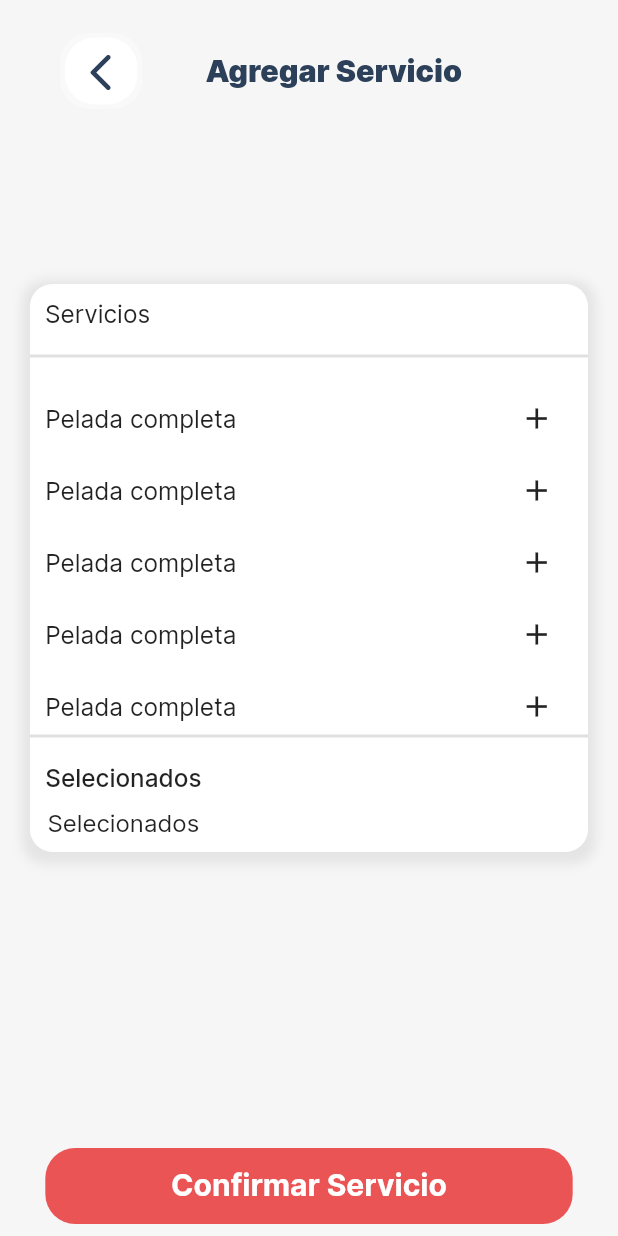
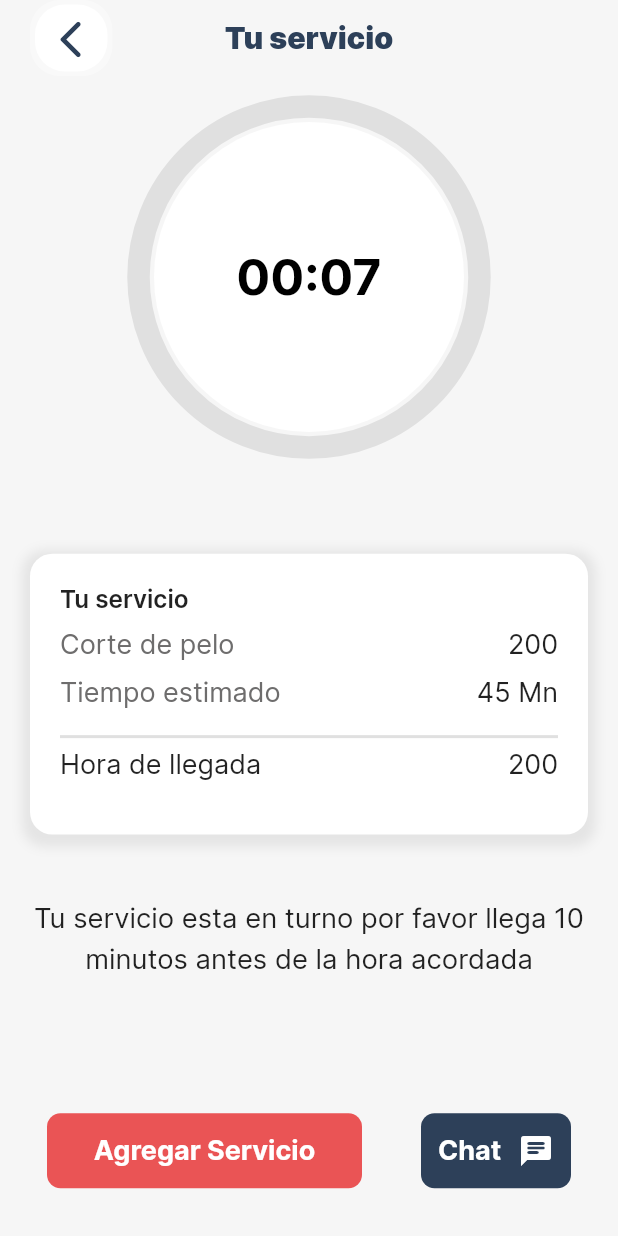
Before and after one commit to ancerox/BP, a Flutter app: the screen it shows after launch, on a phone screen of 412 x 824 dp. Run offline on Flutter 3.47's test engine with Material 2 defaults, Android fonts, the phone set to English and light mode, and no system bars; drawn by our look-alikes of circular_countdown_timer; our stand-ins replace flutter_svg, pinput.

Commit message:
Lobby Page done

```diff
--- /dev/null
+++ b/lib/Screens/lobby/lobby_page.dart
@@ -0,0 +1,223 @@
+import 'package:bp/Components/appbar.dart';
+import 'package:bp/colors.dart';
+import 'package:circular_countdown_timer/circular_countdown_timer.dart';
+import 'package:flutter/material.dart';
+
+import '../../size_config.dart';
+
+class LobbyPage extends StatefulWidget {
+  LobbyPage({Key key}) : super(key: key);
+
+  @override
+  _LobbyPageState createState() => _LobbyPageState();
+}
+
+class _LobbyPageState extends State<LobbyPage> {
+  @override
+  Widget build(BuildContext context) {
+    return Scaffold(
+      body: SafeArea(
+        child: Column(
+          children: [
+            appbar(context, text: 'Tu servicio'),
+            SizedBox(
+              height: getPSH(20),
+            ),
+            Expanded(
+              flex: 2,
+              child: CircularCountDownTimer(
+                hora: '9:00AM',
+                duration: 7,
+                initialDuration: 0,
+                controller: CountDownController(),
+                width: MediaQuery.of(context).size.width / 1.8,
+                height: MediaQuery.of(context).size.height / 2,
+                ringColor: Colors.grey[300],
+                ringGradient: null,
+                fillColor: kSecundary,
+                fillGradient: null,
+                backgroundColor: Colors.white,
+                backgroundGradient: null,
+                strokeWidth: 15.0,
+                strokeCap: StrokeCap.round,
+                textStyle: TextStyle(
+                    fontSize: 33.0,
+                    color: Colors.black,
+                    fontWeight: FontWeight.bold),
+                textFormat: CountdownTextFormat.MM_SS,
+                isReverse: true,
+                isReverseAnimation: false,
+                isTimerTextShown: true,
+                autoStart: true,
+                onStart: () {
+                  print('Countdown Started');
+                },
+                onComplete: () {
+                  print('Countdown Ended');
+                },
+              ),
+            ),
+            SizedBox(
+              height: getPSH(50),
+            ),
+            Expanded(
+              flex: 2,
+              child: Container(
+                  // height: getPSH(200),
+                  margin: EdgeInsets.all(20),
+                  // padding: EdgeInsets.all(20),
+
+                  width: double.infinity,
+                  decoration: BoxDecoration(
+                    boxShadow: [
+                      BoxShadow(
+                        color: Colors.grey.withOpacity(0.2),
+                        spreadRadius: 5,
+                        blurRadius: 6,
+                        offset: Offset(0, 3), // changes position of shadow
+                      ),
+                    ],
+                    color: Colors.white,
+                    borderRadius: BorderRadius.circular(15),
+                  ),
+                  child: Column(
+                    crossAxisAlignment: CrossAxisAlignment.start,
+                    children: [
+                      Container(
+                        // padding: EdgeInsets.all(),
+                        margin: EdgeInsets.all(20),
+                        child: Column(
+                          crossAxisAlignment: CrossAxisAlignment.start,
+                          children: [
+                            Text(
+                              'Tu servicio',
+                              style: TextStyle(
+                                  fontWeight: FontWeight.w600,
+                                  fontSize: getPSH(16)),
+                            ),
+                            SizedBox(
+                              height: 10,
+                            ),
+                            Row(
+                              mainAxisAlignment: MainAxisAlignment.spaceBetween,
+                              children: [
+                                Text(
+                                  'Corte de pelo',
+                                  style: TextStyle(
+                                      color: kLightColor, fontSize: 18),
+                                ),
+                                Text(
+                                  '200',
+                                  style: TextStyle(fontSize: 18),
+                                ),
+                              ],
+                            ),
+                            SizedBox(
+                              height: 10,
+                            ),
+                            Row(
+                              mainAxisAlignment: MainAxisAlignment.spaceBetween,
+                              children: [
+                                Text(
+                                  'Tiempo estimado',
+                                  style: TextStyle(
+                                      color: kLightColor, fontSize: 18),
+                                ),
+                                Text(
+                                  '45 Mn',
+                                  style: TextStyle(fontSize: 18),
+                                ),
+                              ],
+                            ),
+                            SizedBox(
+                              height: 10,
+                            ),
+                            Divider(
+                              thickness: 2,
+                            ),
+                            Row(
+                              mainAxisAlignment: MainAxisAlignment.spaceBetween,
+                              children: [
+                                Text(
+                                  'Hora de llegada',
+                                  style: TextStyle(fontSize: 18),
+                                ),
+                                Text(
+                                  '200',
+                                  style: TextStyle(fontSize: 18),
+                                ),
+                              ],
+                            ),
+                            SizedBox(
+                              height: 10,
+                            ),
+                          ],
+                        ),
+                      ),
+                    ],
+                  )),
+            ),
+            SizedBox(
+              height: getPSH(20),
+            ),
+            Expanded(
+                child: Container(
+              margin: EdgeInsets.symmetric(horizontal: 20),
+              child: Text(
+                'Tu servicio esta en turno por favor llega 10 minutos antes de la hora acordada',
+                textAlign: TextAlign.center,
+                style: TextStyle(height: 1.5, fontSize: getPSH(18)),
+              ),
+            )),
+            Expanded(
+              child: Row(
+                mainAxisAlignment: MainAxisAlignment.spaceEvenly,
+                children: [
+                  TextButton(
+                      onPressed: () {},
+                      child: Container(
+                          child: Center(
+                              child: Text(
+                            'Agregar Servicio',
+                            style: TextStyle(
+                                fontSize: 18,
+                                color: Colors.white,
+                                fontWeight: FontWeight.w700),
+                          )),
+                          height: 50,
+                          width: 210,
+                          decoration: BoxDecoration(
+                              borderRadius: BorderRadius.circular(9),
+                              color: kSecundary))),
+                  TextButton(
+                      onPressed: () {},
+                      child: Container(
+                          child: Center(
+                            child: Row(
+                              mainAxisAlignment: MainAxisAlignment.spaceEvenly,
+                              children: [
+                                Text(
+                                  'Chat',
+                                  style: TextStyle(
+                                      fontSize: 18,
+                                      color: Colors.white,
+                                      fontWeight: FontWeight.w700),
+                                ),
+                                Icon(Icons.chat_rounded, color: Colors.white),
+                              ],
+                            ),
+                          ),
+                          height: 50,
+                          width: 100,
+                          decoration: BoxDecoration(
+                              borderRadius: BorderRadius.circular(9),
+                              color: kPrimeryColor))),
+                ],
+              ),
+            ),
+          ],
+        ),
+      ),
+    );
+  }
+}
--- a/lib/main.dart
+++ b/lib/main.dart
@@ -3,6 +3,7 @@ import 'package:bp/Screens/codeSms/CodeSms_S.dart';
 import 'package:bp/Screens/dateTime/dateTime_Screen.dart';
 import 'package:bp/colors.dart';
 import 'package:bp/routes.dart';
+import 'package:bp/size_config.dart';
 import 'package:bp/theme.dart';
 import 'package:flutter/material.dart';
 import 'package:flutter/services.dart';
@@ -10,6 +11,7 @@ import 'package:flutter/services.dart';
 import 'Screens/HomePage/Home_page.dart';
 import 'Screens/ServicesStylists/services_Stylists_page.dart';
 import 'Screens/Splash/splash_S.dart';
+import 'Screens/lobby/lobby_page.dart';
 
 void main() {
   SystemChrome.setSystemUIOverlayStyle(
@@ -25,6 +27,6 @@ class MyApp extends StatelessWidget {
         debugShowCheckedModeBanner: false,
         theme: themedata(),
         title: 'Material App',
-        home: ServicesStylists());
+        home: LobbyPage());
   }
 }
--- a/pubspec.yaml
+++ b/pubspec.yaml
@@ -29,6 +29,7 @@ dependencies:
   cupertino_icons: ^1.0.2
   flutter_svg: ^0.22.0
   pinput:
+  circular_countdown_timer: ^0.2.0
 
 dev_dependencies:
   flutter_test:
```
Also changed, not shown: pubspec.lock.
